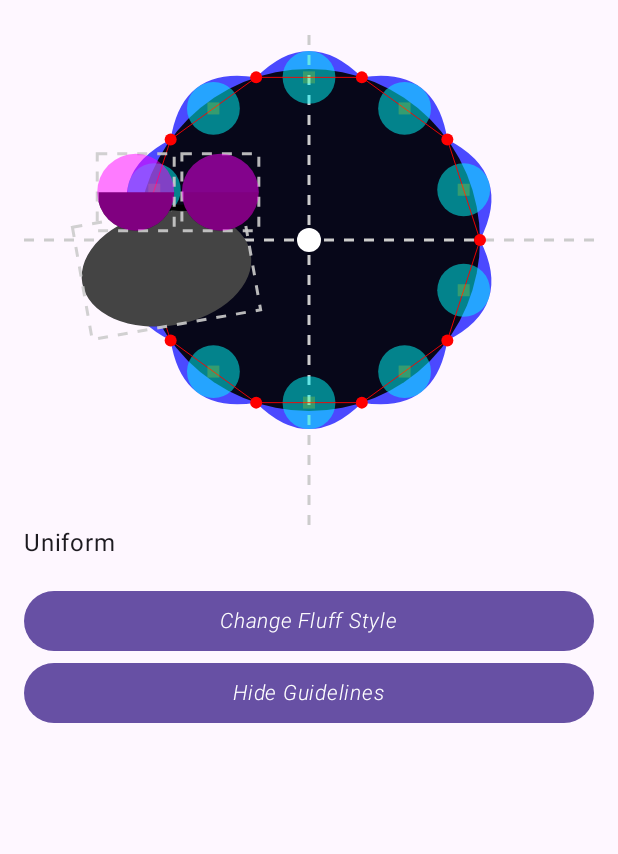
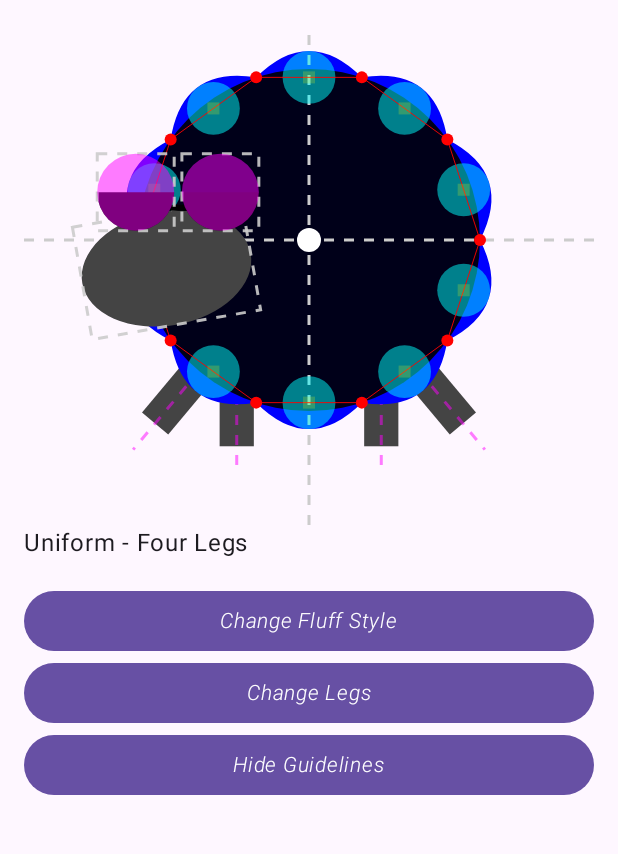
Before and after one commit to nicole-terc/composable-sheep, an Android app built with Jetpack Compose: the screen it shows after launch (MainActivity), after a tap on "Show Guidelines", on a phone screen of 412 x 824 dp, the part 69-923 px from its top. Run offline under Robolectric (Android 15) with nearby library versions, the phone set to English and light mode, and no system bars; our stand-ins replace accompanist; 2 other taps on this screen came first.

Commit message:
Add legs

```diff
--- a/app/src/main/java/nstv/sheep/maths/GeometryMaths.kt
+++ b/app/src/main/java/nstv/sheep/maths/GeometryMaths.kt
@@ -96,9 +96,9 @@ fun getMiddlePoint(p1: Offset, p2: Offset): Offset {
     return Offset(x, y)
 }
 
-fun getRectTopLeftOfPoints(p1: Offset, p2: Offset) = Offset(
-    x = if (p1.x < p2.x) p1.x else p2.x,
-    y = if (p1.y < p2.y) p1.y else p2.y
+fun getRectTopLeftForDiagonal(lineStart: Offset, lineEnd: Offset) = Offset(
+    x = if (lineStart.x < lineEnd.x) lineStart.x else lineEnd.x,
+    y = if (lineStart.y < lineEnd.y) lineStart.y else lineEnd.y
 )
 
 /**
--- a/app/src/main/java/nstv/sheep/screens/sheepscreen/SheepViewerScreen.kt
+++ b/app/src/main/java/nstv/sheep/screens/sheepscreen/SheepViewerScreen.kt
@@ -15,13 +15,20 @@ import androidx.compose.ui.Modifier
 import androidx.compose.ui.unit.dp
 import nstv.sheep.sheep.SheepComposable
 import nstv.sheep.sheep.model.FluffStyle
+import nstv.sheep.sheep.model.FourLegs
 import nstv.sheep.sheep.model.Sheep
+import nstv.sheep.sheep.model.TwoLegsStraight
 
 val fluffStyles = listOf(
     "Random" to FluffStyle.Random(),
     "Uniform" to FluffStyle.Uniform(10),
     "Uniform Intervals" to FluffStyle.UniformIntervals(listOf(5.0, 15.0)),
     "Circle" to FluffStyle.Uniform(10000)
+)
+
+val legs = listOf(
+    "Two Legs" to TwoLegsStraight(),
+    "Four Legs" to FourLegs(),
 )
 
 @Composable
@@ -33,8 +40,16 @@ fun SheepViewerScreen() {
 private fun SheepViewer() {
     val showGuidelines = remember { mutableStateOf(false) }
     val fluffStyleIndex = remember { mutableStateOf(0) }
+    val legsIndex = remember { mutableStateOf(0) }
     val sheep =
-        remember { mutableStateOf(Sheep(fluffStyles[fluffStyleIndex.value].second)) }
+        remember {
+            mutableStateOf(
+                Sheep(
+                    fluffStyle = fluffStyles[fluffStyleIndex.value].second,
+                    legs = legs[legsIndex.value].second
+                )
+            )
+        }
 
     Column(
         modifier = Modifier.padding(16.dp)
@@ -46,7 +61,7 @@ private fun SheepViewer() {
                 .aspectRatio(1f),
             showGuidelines = showGuidelines.value
         )
-        Text(text = fluffStyles[fluffStyleIndex.value].first)
+        Text(text = "${fluffStyles[fluffStyleIndex.value].first} - ${legs[legsIndex.value].first}")
 
         Spacer(modifier = Modifier.height(16.dp))
         Button(
@@ -58,10 +73,29 @@ private fun SheepViewer() {
                     } else {
                         fluffStyleIndex.value + 1
                     }
-                sheep.value = Sheep(fluffStyles[fluffStyleIndex.value].second)
+                sheep.value = Sheep(
+                    fluffStyle = fluffStyles[fluffStyleIndex.value].second,
+                    legs = legs[legsIndex.value].second
+                )
             }
         ) {
             val text = "Change Fluff Style"
+            Text(text = text)
+        }
+
+        Button(
+            modifier = Modifier.fillMaxWidth(),
+            onClick = {
+                legsIndex.value =
+                    if (legsIndex.value + 1 >= legs.size) {
+                        0
+                    } else {
+                        legsIndex.value + 1
+                    }
+                sheep.value = sheep.value.copy(legs = legs[legsIndex.value].second)
+            }
+        ) {
+            val text = "Change Legs"
             Text(text = text)
         }
 
--- a/app/src/main/java/nstv/sheep/sheep/SheepComposable.kt
+++ b/app/src/main/java/nstv/sheep/sheep/SheepComposable.kt
@@ -10,8 +10,10 @@ import androidx.compose.ui.unit.dp
 import nstv.design.theme.ComposableSheepAnimationsTheme
 import nstv.sheep.sheep.model.FluffStyle
 import nstv.sheep.sheep.model.Sheep
+import nstv.sheep.sheep.model.TwoLegsStraight
 import nstv.sheep.sheep.parts.drawFluff
 import nstv.sheep.sheep.parts.drawHead
+import nstv.sheep.sheep.parts.drawLegs
 
 @Composable
 fun SheepComposable(
@@ -25,6 +27,13 @@ fun SheepComposable(
 
         val circleRadius = canvasWidth * 0.3f
         val circleCenterOffset = Offset(canvasWidth / 2f, canvasHeight / 2f)
+
+        drawLegs(
+            circleCenterOffset = circleCenterOffset,
+            circleRadius = circleRadius,
+            sheep = sheep,
+            showGuidelines = showGuidelines
+        )
 
         drawFluff(
             circleCenterOffset = circleCenterOffset,
@@ -52,6 +61,17 @@ private fun PreviewSheep() {
 
 @Preview(showBackground = true, widthDp = 320)
 @Composable
+private fun PreviewSheepTwoLeg() {
+    ComposableSheepAnimationsTheme {
+        SheepComposable(
+            modifier = Modifier.size(300.dp),
+            sheep = Sheep(FluffStyle.Random(), legs = TwoLegsStraight())
+        )
+    }
+}
+
+@Preview(showBackground = true, widthDp = 320)
+@Composable
 private fun PreviewSheepGuidelines() {
     ComposableSheepAnimationsTheme {
         SheepComposable(
--- /dev/null
+++ b/app/src/main/java/nstv/sheep/sheep/model/Leg.kt
@@ -0,0 +1,47 @@
+package nstv.sheep.sheep.model
+
+private const val DefaultLegRatioHeightOuter = 0.20f
+private const val DefaultLegRatioHeight = 0.15f
+private const val DefaultLegRatioWidth = 0.1f
+private const val FourLegAngle = 40f
+private const val FourLegAngleInner = 0f
+
+data class Leg(
+    val positionAngleInCircle: Float,
+    val rotationDegrees: Float = 0f,
+    val legBodyRatioWidth: Float = DefaultLegRatioWidth,
+    val legBodyRatioHeight: Float = DefaultLegRatioHeight,
+)
+
+fun FourLegs(innerAngle: Float = FourLegAngleInner, outerAngle: Float = FourLegAngle): List<Leg> =
+    listOf(
+        Leg( // outer right
+            positionAngleInCircle = 50f,
+            rotationDegrees = -outerAngle,
+            legBodyRatioWidth = DefaultLegRatioWidth,
+            legBodyRatioHeight = DefaultLegRatioHeightOuter
+        ),
+        Leg( // inner right
+            positionAngleInCircle = 65f,
+            rotationDegrees = -innerAngle,
+            legBodyRatioWidth = DefaultLegRatioWidth,
+            legBodyRatioHeight = DefaultLegRatioHeight
+        ),
+        Leg( // inner left
+            positionAngleInCircle = 115f,
+            rotationDegrees = innerAngle,
+            legBodyRatioWidth = DefaultLegRatioWidth,
+            legBodyRatioHeight = DefaultLegRatioHeight
+        ),
+        Leg( // outer left
+            positionAngleInCircle = 130f,
+            rotationDegrees = outerAngle,
+            legBodyRatioWidth = DefaultLegRatioWidth,
+            legBodyRatioHeight = DefaultLegRatioHeightOuter
+        ),
+    )
+
+fun TwoLegsStraight(): List<Leg> =
+    listOf(65f, 115f).map { angle ->
+        Leg(positionAngleInCircle = angle)
+    }
--- a/app/src/main/java/nstv/sheep/sheep/model/Sheep.kt
+++ b/app/src/main/java/nstv/sheep/sheep/model/Sheep.kt
@@ -1,13 +1,19 @@
 package nstv.sheep.sheep.model
 
+import androidx.compose.ui.graphics.Color
 import kotlin.random.Random
 
 private const val DefaultHeadRotationAngle = -10f
 
 data class Sheep(
-    val fluffStyle: FluffStyle,
-    val fluffChunksPercentages: List<Double> = getFluffPercentages(fluffStyle = fluffStyle),
+    val fluffStyle: FluffStyle = FluffStyle.Random(),
     val headAngle: Float = DefaultHeadRotationAngle,
+    val legs: List<Leg> = FourLegs(),
+    val fluffColor: Color = Color.Blue,
+    val headColor: Color = Color.DarkGray,
+    val legColor: Color = Color.DarkGray,
+    val glassesColor: Color = Color.Black,
+    val fluffChunksPercentages: List<Double> = getFluffPercentages(fluffStyle = fluffStyle)
 )
 
 private fun getFluffPercentages(
--- a/app/src/main/java/nstv/sheep/sheep/parts/DrawFluff.kt
+++ b/app/src/main/java/nstv/sheep/sheep/parts/DrawFluff.kt
@@ -49,7 +49,7 @@ fun DrawScope.drawFluff(
         close()
     }
 
-    drawPath(path = fluffPath, color = Color.Blue.copy(alpha = 0.7f))
+    drawPath(path = fluffPath, color = sheep.fluffColor)
 
     if (showGuidelines) {
         drawFluffGuidelines(
@@ -121,7 +121,7 @@ private fun DrawScope.drawFluffGuidelines(
 
     // Center point of Main Circle
     drawPoints(
-        mutableListOf(circleCenterOffset),
+        listOf(circleCenterOffset),
         color = Color.White,
         pointMode = PointMode.Points,
         cap = StrokeCap.Round,
--- a/app/src/main/java/nstv/sheep/sheep/parts/DrawGlasses.kt
+++ b/app/src/main/java/nstv/sheep/sheep/parts/DrawGlasses.kt
@@ -14,6 +14,7 @@ fun DrawScope.drawGlasses(
     headSize: Size,
     headAngle: Float,
     headCenter: Offset,
+    color: Color = Color.Black,
     singleGlassHeadRatio: Float = 0.45f,
     glassOverlapPercentage: Float = 0.25f,
     glassOffsetFromHeadCenter: Float = 0.9f,
@@ -51,7 +52,7 @@ fun DrawScope.drawGlasses(
 
         // Left glass
         drawArc(
-            color = Color.Black,
+            color = color,
             startAngle = 0f,
             sweepAngle = 180f,
             useCenter = true,
@@ -61,7 +62,7 @@ fun DrawScope.drawGlasses(
 
         // Right glass
         drawArc(
-            color = Color.Black,
+            color = color,
             startAngle = 0f,
             sweepAngle = 180f,
             useCenter = true,
@@ -71,7 +72,7 @@ fun DrawScope.drawGlasses(
 
         // Bridge
         drawLine(
-            color = Color.Black,
+            color = color,
             start = leftGlassTopLeft + glassSize.center.times(1.4f),
             end = rightGlassTopLeft + glassSize.center.times(1.4f),
             strokeWidth = 6f
--- a/app/src/main/java/nstv/sheep/sheep/parts/DrawHead.kt
+++ b/app/src/main/java/nstv/sheep/sheep/parts/DrawHead.kt
@@ -3,7 +3,6 @@ package nstv.sheep.sheep.parts
 import androidx.compose.ui.geometry.Offset
 import androidx.compose.ui.geometry.Size
 import androidx.compose.ui.geometry.center
-import androidx.compose.ui.graphics.Color
 import androidx.compose.ui.graphics.drawscope.DrawScope
 import androidx.compose.ui.graphics.drawscope.rotate
 import nstv.sheep.sheep.drawRectGuideline
@@ -37,7 +36,7 @@ fun DrawScope.drawHead(
         pivot = headCenter
     ) {
         drawArc(
-            color = Color.DarkGray,
+            color = sheep.headColor,
             startAngle = 0f,
             sweepAngle = 360f,
             useCenter = true,
@@ -59,6 +58,7 @@ fun DrawScope.drawHead(
         headSize = headSize,
         headAngle = headAngle,
         headCenter = headCenter,
+        color = sheep.glassesColor,
         showGuidelines = showGuidelines
     )
 }
--- /dev/null
+++ b/app/src/main/java/nstv/sheep/sheep/parts/DrawLegs.kt
@@ -0,0 +1,90 @@
+package nstv.sheep.sheep.parts
+
+import androidx.compose.ui.geometry.Offset
+import androidx.compose.ui.geometry.Size
+import androidx.compose.ui.graphics.Color
+import androidx.compose.ui.graphics.PointMode
+import androidx.compose.ui.graphics.StrokeCap
+import androidx.compose.ui.graphics.drawscope.DrawScope
+import androidx.compose.ui.graphics.drawscope.rotate
+import androidx.compose.ui.unit.dp
+import nstv.sheep.maths.getCircumferencePointForAngle
+import nstv.sheep.sheep.GuidelineAlpha
+import nstv.sheep.sheep.GuidelineDashPattern
+import nstv.sheep.sheep.GuidelineStrokeWidth
+import nstv.sheep.sheep.model.Sheep
+
+private const val OverlapPercentage = 0.5f
+
+fun DrawScope.drawLegs(
+    circleCenterOffset: Offset,
+    circleRadius: Float,
+    sheep: Sheep,
+    showGuidelines: Boolean = false
+) {
+    val circleDiameter = circleRadius.times(2f)
+
+    sheep.legs.forEach { leg ->
+
+        val legPointInCircumference = getCircumferencePointForAngle(
+            angleInRadians = Math.toRadians(leg.positionAngleInCircle.toDouble()),
+            radius = circleRadius,
+            circleCenter = circleCenterOffset
+        )
+
+        val legOverlapY = circleDiameter.times(leg.legBodyRatioHeight).times(OverlapPercentage)
+
+        val legSize = Size(
+            width = circleDiameter.times(leg.legBodyRatioWidth),
+            height = circleDiameter.times(leg.legBodyRatioHeight) + legOverlapY
+        )
+
+        val topLeft = Offset(
+            x = legPointInCircumference.x - legSize.width.div(2),
+            y = legPointInCircumference.y - legOverlapY
+        )
+
+        rotate(
+            degrees = leg.rotationDegrees,
+            pivot = legPointInCircumference
+        ) {
+            drawRect(
+                color = sheep.legColor,
+                topLeft = topLeft,
+                size = legSize
+            )
+        }
+
+        if (showGuidelines) {
+            drawLegGuideline(
+                legPointInCircumference = legPointInCircumference,
+                legSize = legSize,
+                rotation = leg.rotationDegrees
+            )
+        }
+    }
+}
+
+private fun DrawScope.drawLegGuideline(
+    legPointInCircumference: Offset,
+    legSize: Size,
+    rotation: Float
+) {
+    drawPoints(
+        points = listOf(legPointInCircumference),
+        color = Color.Magenta.copy(alpha = GuidelineAlpha.normal),
+        pointMode = PointMode.Points,
+        cap = StrokeCap.Round,
+        strokeWidth = 2.dp.toPx()
+    )
+
+    rotate(degrees = rotation, pivot = legPointInCircumference) {
+        drawLine(
+            color = Color.Magenta.copy(alpha = GuidelineAlpha.normal),
+            start = legPointInCircumference,
+            end = legPointInCircumference.copy(y = legPointInCircumference.y + legSize.height),
+            strokeWidth = GuidelineStrokeWidth,
+            pathEffect = GuidelineDashPattern,
+        )
+    }
+}
```
